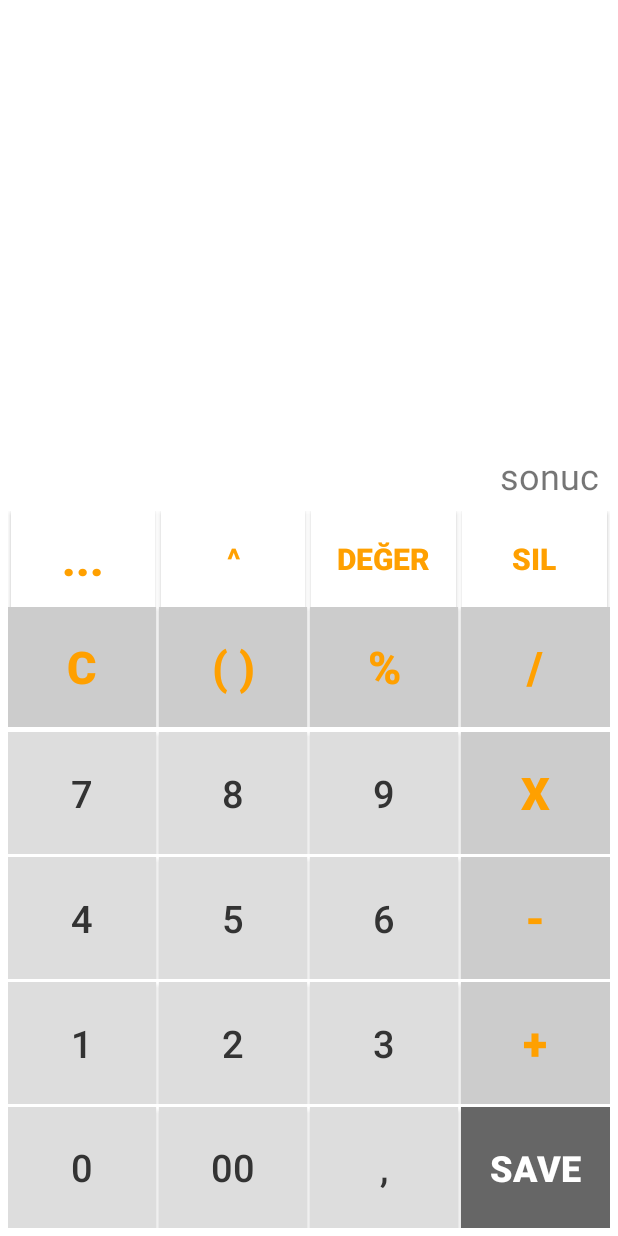
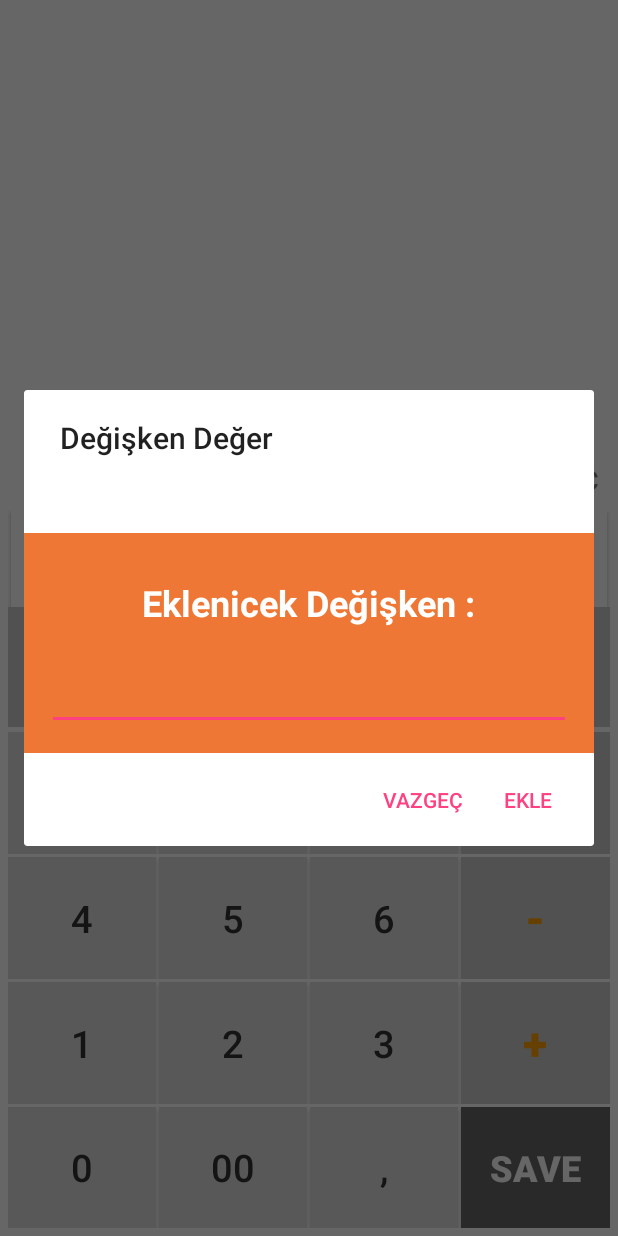
Before and after one commit to ibrahim-ekinci/Fook, an Android app: the NewFormul screen opened directly, with no data from a screen before it, after a tap on "DEĞER", on a phone screen of 412 x 824 dp. Run offline under Robolectric (Android 15) with nearby library versions, the light colour scheme and no system bars.

Commit message:
Formul Dialog
Değer ekleme yapıldı

```diff
--- /dev/null
+++ b/app/src/main/java/com/example/ibrahim/fook/FormulDegerDialog.java
@@ -0,0 +1,57 @@
+package com.example.ibrahim.fook;
+
+import android.app.AlertDialog;
+import android.app.Dialog;
+import android.content.Context;
+import android.content.DialogInterface;
+import android.os.Bundle;
+import android.support.v7.app.AppCompatDialogFragment;
+import android.view.LayoutInflater;
+import android.view.View;
+import android.widget.EditText;
+
+public class FormulDegerDialog extends AppCompatDialogFragment {
+
+    private EditText et_degisken;
+    private FormulDegerDialogListener listenerr;
+    @Override
+
+    public Dialog onCreateDialog(Bundle savedInstanceState) {
+        AlertDialog.Builder builder= new AlertDialog.Builder((getActivity()));
+
+        LayoutInflater inflater = getActivity().getLayoutInflater();
+        View view = inflater.inflate(R.layout.dialog_degisken,null);
+        builder.setView(view);
+        builder.setTitle("Değişken Değer");
+        builder.setNegativeButton("Vazgeç", new DialogInterface.OnClickListener() {
+            @Override
+            public void onClick(DialogInterface dialog, int which) {
+
+            }
+        });
+        builder.setPositiveButton("Ekle", new DialogInterface.OnClickListener() {
+            @Override
+            public void onClick(DialogInterface dialog, int which) {
+            String et_calcc =et_degisken.getText().toString();
+
+            listenerr.applyTexts(et_calcc);
+            }
+        });
+        et_degisken =view.findViewById(R.id.dialog_editT);
+        return builder.create();
+    }
+
+    @Override
+    public void onAttach(Context context) {
+        super.onAttach(context);
+        try {
+            listenerr=(FormulDegerDialogListener) context;
+        } catch (ClassCastException e) {
+           throw  new ClassCastException(context.toString()+"must implement FormulDialogListener");
+        }
+    }
+
+    public  interface FormulDegerDialogListener{
+        void applyTexts(String calc);
+    }
+}
--- a/app/src/main/java/com/example/ibrahim/fook/NewFormul.java
+++ b/app/src/main/java/com/example/ibrahim/fook/NewFormul.java
@@ -9,17 +9,19 @@ import android.view.View;
 import android.widget.Button;
 import android.widget.TextView;
 
-public class NewFormul extends AppCompatActivity implements View.OnClickListener {
+public class NewFormul extends AppCompatActivity implements View.OnClickListener,FormulDegerDialog.FormulDegerDialogListener {
     private Button btnDiger,btnUstal,btnDeger,btnBackspace,btnDelete,btnParanez,btnYuzde,btnBol,btnCarp,btnCikar,btnTopla,btnSave,
             btnSifir,btnCiftSifir,btnVirgul,btnBir,btnIki,btnUc,btnDort,btnBes,btnAlti,btnYedi,btnSekiz,btnDokuz;
-    Context dContext;
-    Dialog dDialog;
+
+    private  TextView tv_formul_calc;
 
 
     @Override
     protected void onCreate(Bundle savedInstanceState) {
         super.onCreate(savedInstanceState);
         setContentView(R.layout.activity_new_formul);
+
+        tv_formul_calc= findViewById(R.id.tv_fml_calc);
 
         btnDiger= findViewById(R.id.btn_diger);
         btnUstal= findViewById(R.id.btn_ustal);
@@ -126,6 +128,14 @@ public class NewFormul extends AppCompatActivity implements View.OnClickListener
           myTvv.setText(andDell(myTvv));
        }
     }
+
+    public  void openDegerDialog(){
+
+        FormulDegerDialog formulDegerDialog =new FormulDegerDialog();
+        formulDegerDialog.show(getSupportFragmentManager(),"Değişken Değer");
+    }
+
+
     int pSayac=0;
 
     @Override
@@ -144,7 +154,7 @@ public class NewFormul extends AppCompatActivity implements View.OnClickListener
                 break;
             case R.id.btn_deger:
                 //yapılacaklar-----------------------------------------------
-
+                openDegerDialog();
                 break;
             case R.id.btn_backspace:
                 //yapılacaklar
@@ -272,4 +282,9 @@ public class NewFormul extends AppCompatActivity implements View.OnClickListener
 
         }
     }
+
+    @Override
+    public void applyTexts(String calc) {
+        tv_formul_calc.setText(tv_formul_calc.getText()+"(\"["+calc+"]\")");
+    }
 }
```
Also changed, not shown: app/src/main/res/layout/dialog_degisken.xml (+1 -12 lines).
